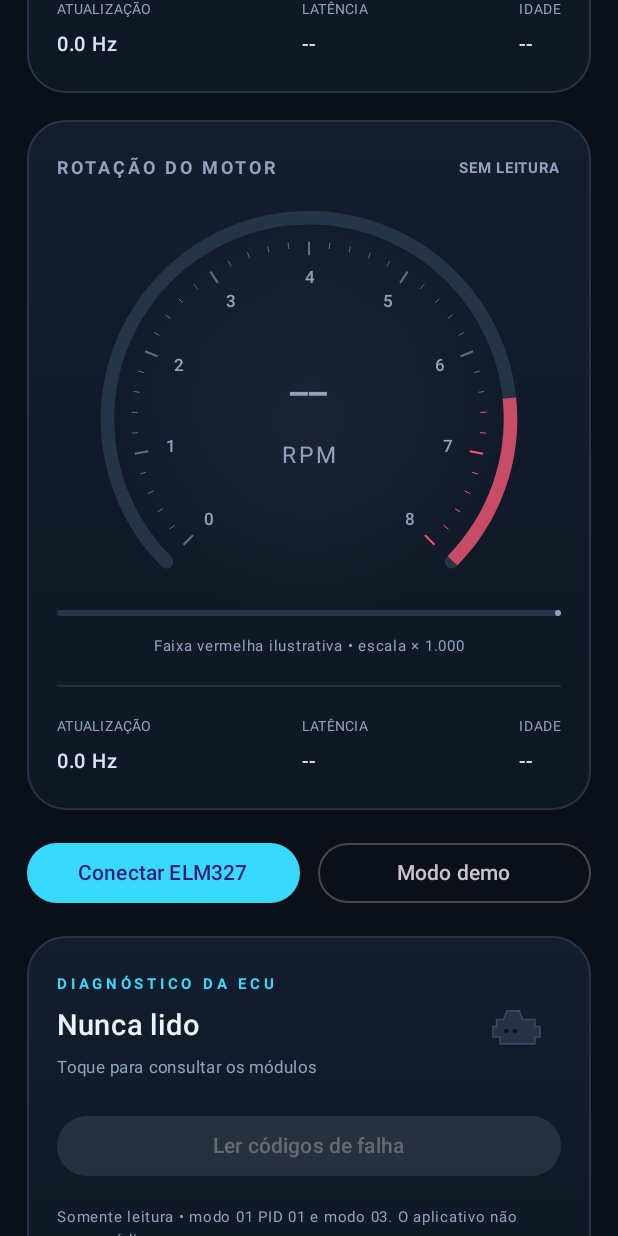
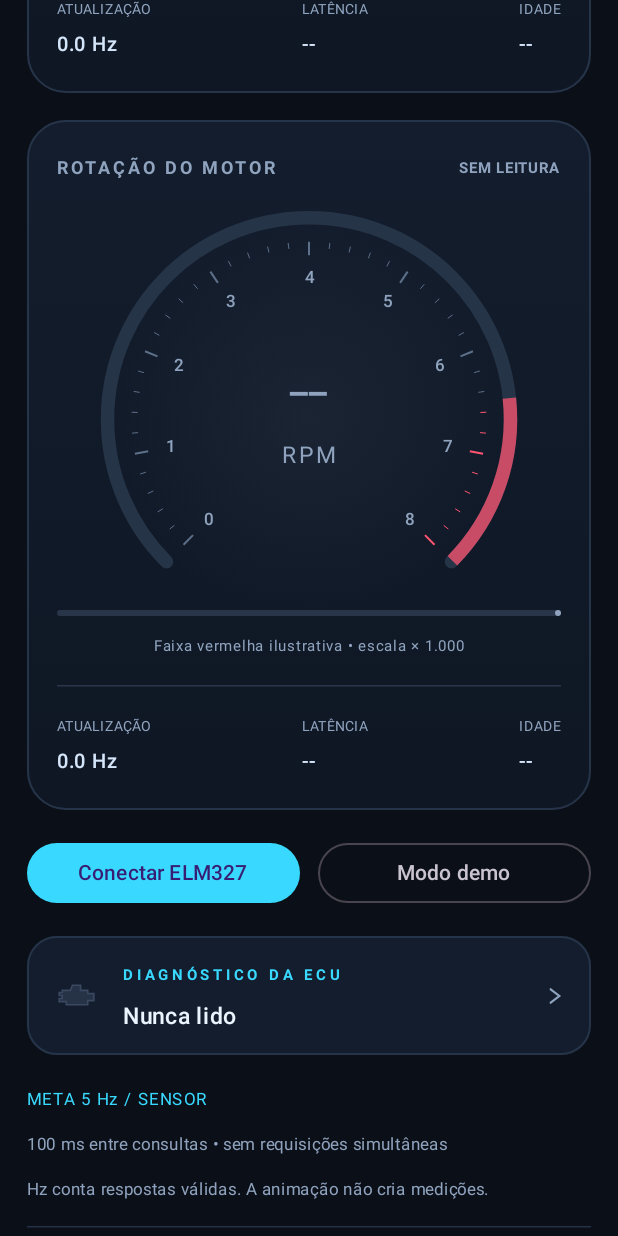
Before and after one commit to MateusMCG16/TrackerOBDMonitor, an Android app built with Jetpack Compose: the screen it shows after launch (MainActivity), scrolled down 576 dp, on a phone screen of 412 x 824 dp. Run offline under Robolectric (Android 15) with nearby library versions, the phone set to English and light mode, and no system bars.

Commit message:
Move o diagnóstico para tela própria e refaz o símbolo da MIL
O painel de falhas disputava espaço com os instrumentos e não tinha onde
explicar o que mostra. No painel principal fica agora um cartão-resumo
clicável — lâmpada, estado numa linha, seta — e o conteúdo inteiro passa
a viver em DiagnosticsScreen, alcançada por ele e deixada pelo botão
voltar do Android (BackHandler) ou pelo atalho para os instrumentos.

A tela abriu espaço para o que o cartão não comportava:

- Legenda das letras P/C/B/U e a regra do segundo dígito (0 e 2 vêm da
  SAE, 1 vem do fabricante). Sem isso um P1631 sem descrição parece
  defeito do aplicativo em vez de lacuna conhecida da tabela.
- O que a tela faz, nos termos dos modos que ela usa, e os quatro limites
  reais: escopo de emissões, lista sem atribuição de módulo, códigos de
  fabricante sem descrição e a ausência do modo 04.
- Aviso quando não há sessão ativa, em vez de um botão que só falharia.

O símbolo da luz de injeção foi redesenhado. Os dois furos que o desenho
anterior tinha no meio do bloco liam como olhos no tamanho real e o ícone
virava um rosto; saíram, e entraram as aletas na lateral esquerda e o
coletor na direita. O glifo continua desenhado em Path, sem dependência
de ícones. MilLamp ganhou tamanho variável para servir ao cartão-resumo,
com o parâmetro nomeado diameter: size sombreava o size do DrawScope.

Verificado no aparelho em modo demo: ida e volta entre as telas, leitura
simulada com os três códigos e o caso sem descrição, e o botão voltar
saindo da tela e depois do aplicativo. 60 testes aprovados, assembleDebug
e lintDebug sem erros, lint nos mesmos 2 avisos de versão. A leitura real
no veículo continua pendente.

Co-Authored-By: Claude Opus 5 <noreply@anthropic.com>

```diff
--- a/app/src/main/java/br/com/tracker/obd/MainActivity.kt
+++ b/app/src/main/java/br/com/tracker/obd/MainActivity.kt
@@ -9,6 +9,7 @@ import android.provider.Settings
 import android.view.WindowManager
 import androidx.activity.SystemBarStyle
 import androidx.activity.ComponentActivity
+import androidx.activity.compose.BackHandler
 import androidx.activity.compose.setContent
 import androidx.activity.compose.rememberLauncherForActivityResult
 import androidx.activity.enableEdgeToEdge
@@ -38,6 +39,7 @@ class MainActivity : ComponentActivity() {
                 val devices by model.devices.collectAsStateWithLifecycle()
                 val error by model.deviceError.collectAsStateWithLifecycle()
                 var showConnection by remember { mutableStateOf(false) }
+                var showDiagnostics by remember { mutableStateOf(false) }
                 val context = LocalContext.current
                 val permission = rememberLauncherForActivityResult(ActivityResultContracts.RequestPermission()) { granted ->
                     if (granted) model.refreshDevices() else model.permissionDenied()
@@ -53,10 +55,13 @@ class MainActivity : ComponentActivity() {
                     else window.clearFlags(WindowManager.LayoutParams.FLAG_KEEP_SCREEN_ON)
                     onDispose { window.clearFlags(WindowManager.LayoutParams.FLAG_KEEP_SCREEN_ON) }
                 }
+                BackHandler(enabled = showDiagnostics) { showDiagnostics = false }
                 Surface {
-                    DashboardScreen(state, link, onConnect = { showConnection = true; refresh() },
+                    if (showDiagnostics)
+                        DiagnosticsScreen(state, onRead = model::readDtc, onBack = { showDiagnostics = false })
+                    else DashboardScreen(state, link, onConnect = { showConnection = true; refresh() },
                         onDemo = model::demo, onDisconnect = model::disconnect,
-                        onReadDtc = model::readDtc)
+                        onOpenDiagnostics = { showDiagnostics = true })
                     if (showConnection) ConnectionScreen(devices, error,
                         onSelect = { showConnection = false; model.connect(it) }, onRefresh = refresh,
                         onSettings = { context.startActivity(Intent(Settings.ACTION_BLUETOOTH_SETTINGS)) },
--- a/app/src/main/java/br/com/tracker/obd/ui/DashboardScreen.kt
+++ b/app/src/main/java/br/com/tracker/obd/ui/DashboardScreen.kt
@@ -16,7 +16,7 @@ import br.com.tracker.obd.bluetooth.BluetoothLink
 import br.com.tracker.obd.ui.components.*
 import br.com.tracker.obd.ui.theme.*
 
-@Composable fun DashboardScreen(state: MonitorState, link: BluetoothLink, onConnect: () -> Unit, onDemo: () -> Unit, onDisconnect: () -> Unit, onReadDtc: () -> Unit) {
+@Composable fun DashboardScreen(state: MonitorState, link: BluetoothLink, onConnect: () -> Unit, onDemo: () -> Unit, onDisconnect: () -> Unit, onOpenDiagnostics: () -> Unit) {
     val active = state.phase !in setOf(ConnectionPhase.DISCONNECTED, ConnectionPhase.ERROR)
     val live = state.phase in setOf(ConnectionPhase.RECEIVING, ConnectionPhase.WAITING, ConnectionPhase.DEMO)
     val t = state.telemetry
@@ -55,7 +55,7 @@ import br.com.tracker.obd.ui.theme.*
                     OutlinedButton(onClick = onDemo, modifier = Modifier.weight(1f)) { Text("Modo demo") }
                 }
             }
-            DtcPanel(state.dtc, t.nowMs, live, onReadDtc, Modifier.fillMaxWidth())
+            DtcSummaryCard(state.dtc, onOpenDiagnostics, Modifier.fillMaxWidth())
             Column(verticalArrangement = Arrangement.spacedBy(6.dp)) {
                 Text("META 5 Hz / SENSOR", color = Cyan, fontSize = 11.sp, letterSpacing = 1.sp)
                 Text("${t.slotMs} ms entre consultas • sem requisições simultâneas", color = Muted, fontSize = 11.sp)
--- a/app/src/main/java/br/com/tracker/obd/ui/components/DtcPanel.kt
+++ b/app/src/main/java/br/com/tracker/obd/ui/components/DtcPanel.kt
@@ -6,6 +6,7 @@ import androidx.compose.animation.expandVertically
 import androidx.compose.animation.fadeIn
 import androidx.compose.animation.fadeOut
 import androidx.compose.animation.shrinkVertically
+import androidx.compose.foundation.BorderStroke
 import androidx.compose.foundation.Canvas
 import androidx.compose.foundation.background
 import androidx.compose.foundation.border
@@ -22,6 +23,7 @@ import androidx.compose.ui.semantics.clearAndSetSemantics
 import androidx.compose.ui.semantics.contentDescription
 import androidx.compose.ui.text.font.FontFamily
 import androidx.compose.ui.text.font.FontWeight
+import androidx.compose.ui.unit.Dp
 import androidx.compose.ui.unit.dp
 import androidx.compose.ui.unit.sp
 import br.com.tracker.obd.data.*
@@ -38,7 +40,7 @@ import java.util.Locale
 
         Row(Modifier.fillMaxWidth(), verticalAlignment = Alignment.CenterVertically) {
             Column(Modifier.weight(1f), verticalArrangement = Arrangement.spacedBy(4.dp)) {
-                Text("DIAGNÓSTICO DA ECU", color = Cyan, fontSize = 10.sp, letterSpacing = 2.5.sp,
+                Text("ESTADO ATUAL", color = Cyan, fontSize = 10.sp, letterSpacing = 2.5.sp,
                     fontWeight = FontWeight.Bold)
                 Text(headline(report), color = Color(0xFFEAF4FF), fontSize = 19.sp, fontWeight = FontWeight.SemiBold)
                 Text(subtitle(report, nowMs), color = Muted, fontSize = 11.sp)
@@ -70,10 +72,36 @@ import java.util.Locale
                 Text("Lendo…")
             } else Text(if (report.phase == DtcPhase.NEVER) "Ler códigos de falha" else "Ler novamente")
         }
+    }
+}
 
-        Text("Somente leitura • modo 01 PID 01 e modo 03. O aplicativo não apaga códigos.\n" +
-            "Cobre falhas de emissões (motor e câmbio); ABS e airbag não aparecem aqui.",
-            color = Muted, fontSize = 10.sp, lineHeight = 15.sp)
+/** The dashboard's way in: enough to know whether the screen is worth opening. */
+@Composable fun DtcSummaryCard(report: DtcReport, onOpen: () -> Unit, modifier: Modifier = Modifier) {
+    val milOn = report.status?.milOn == true
+    Surface(onClick = onOpen, modifier = modifier, shape = RoundedCornerShape(20.dp),
+        color = Panel, border = BorderStroke(1.dp, if (milOn) Warning.copy(alpha = 0.45f) else Color(0xFF263449))) {
+        Row(Modifier.padding(horizontal = 16.dp, vertical = 14.dp),
+            horizontalArrangement = Arrangement.spacedBy(14.dp), verticalAlignment = Alignment.CenterVertically) {
+            MilLamp(milOn, 34.dp)
+            Column(Modifier.weight(1f), verticalArrangement = Arrangement.spacedBy(3.dp)) {
+                Text("DIAGNÓSTICO DA ECU", color = Cyan, fontSize = 10.sp, letterSpacing = 2.5.sp,
+                    fontWeight = FontWeight.Bold)
+                Text(headline(report), color = Color(0xFFEAF4FF), fontSize = 15.sp, fontWeight = FontWeight.SemiBold)
+            }
+            Chevron()
+        }
+    }
+}
+
+/** Drawn rather than imported: the project ships no icon dependency. */
+@Composable private fun Chevron() {
+    Canvas(Modifier.size(16.dp)) {
+        val path = Path().apply {
+            moveTo(size.width * 0.32f, size.height * 0.22f)
+            lineTo(size.width * 0.68f, size.height * 0.5f)
+            lineTo(size.width * 0.32f, size.height * 0.78f)
+        }
+        drawPath(path, Muted, style = Stroke(2.2f, cap = StrokeCap.Round))
     }
 }
 
@@ -113,12 +141,12 @@ private fun subtitle(report: DtcReport, nowMs: Long): String {
 }
 
 /** The ISO malfunction indicator glyph, drawn so the panel needs no bitmap asset. */
-@Composable private fun MilLamp(on: Boolean) {
+@Composable private fun MilLamp(on: Boolean, diameter: Dp = 58.dp) {
     val pulse = rememberInfiniteTransition(label = "mil")
     val glow by pulse.animateFloat(0.30f, 0.70f,
         infiniteRepeatable(tween(1400, easing = FastOutSlowInEasing), RepeatMode.Reverse), label = "glow")
     val color = if (on) Warning else Color(0xFF3A4860)
-    Box(Modifier.size(58.dp).clearAndSetSemantics {
+    Box(Modifier.size(diameter).clearAndSetSemantics {
         contentDescription = if (on) "Luz de injeção acesa" else "Luz de injeção apagada"
     }, contentAlignment = Alignment.Center) {
         Canvas(Modifier.fillMaxSize()) {
@@ -127,30 +155,34 @@ private fun subtitle(report: DtcReport, nowMs: Long): String {
             if (on) drawCircle(Brush.radialGradient(
                 listOf(Warning.copy(alpha = glow * 0.5f), Color.Transparent), Offset(w / 2, h / 2), w / 2),
                 w / 2, Offset(w / 2, h / 2))
+            // The engine block in profile: a raised cam cover on top, cooling fins on
+            // the left flank, the intake stub on the right. No dots inside — two of them
+            // read as eyes at this size and turn the whole glyph into a face.
             val body = Path().apply {
-                moveTo(w * 0.26f, h * 0.42f)
-                lineTo(w * 0.34f, h * 0.42f)
-                lineTo(w * 0.38f, h * 0.32f)
-                lineTo(w * 0.52f, h * 0.32f)
-                lineTo(w * 0.56f, h * 0.42f)
-                lineTo(w * 0.70f, h * 0.42f)
-                lineTo(w * 0.70f, h * 0.50f)
-                lineTo(w * 0.76f, h * 0.50f)
-                lineTo(w * 0.76f, h * 0.62f)
-                lineTo(w * 0.70f, h * 0.62f)
-                lineTo(w * 0.70f, h * 0.70f)
-                lineTo(w * 0.30f, h * 0.70f)
+                moveTo(w * 0.22f, h * 0.40f)
+                lineTo(w * 0.38f, h * 0.40f)
+                lineTo(w * 0.42f, h * 0.30f)
+                lineTo(w * 0.58f, h * 0.30f)
+                lineTo(w * 0.58f, h * 0.40f)
+                lineTo(w * 0.72f, h * 0.40f)
+                lineTo(w * 0.72f, h * 0.46f)
+                lineTo(w * 0.84f, h * 0.46f)
+                lineTo(w * 0.84f, h * 0.60f)
+                lineTo(w * 0.72f, h * 0.60f)
+                lineTo(w * 0.72f, h * 0.68f)
+                lineTo(w * 0.30f, h * 0.68f)
                 lineTo(w * 0.30f, h * 0.62f)
-                lineTo(w * 0.22f, h * 0.62f)
+                lineTo(w * 0.16f, h * 0.62f)
+                lineTo(w * 0.16f, h * 0.56f)
+                lineTo(w * 0.22f, h * 0.56f)
                 lineTo(w * 0.22f, h * 0.50f)
-                lineTo(w * 0.26f, h * 0.50f)
+                lineTo(w * 0.16f, h * 0.50f)
+                lineTo(w * 0.16f, h * 0.44f)
+                lineTo(w * 0.22f, h * 0.44f)
                 close()
             }
             drawPath(body, color.copy(alpha = if (on) 0.9f else 0.5f))
             drawPath(body, color, style = Stroke(1.6f))
-            // The two bolts the symbol carries on its left flank.
-            drawCircle(Graphite, w * 0.025f, Offset(w * 0.37f, h * 0.55f))
-            drawCircle(Graphite, w * 0.025f, Offset(w * 0.47f, h * 0.55f))
         }
     }
 }
```
Also changed, not shown: app/src/main/java/br/com/tracker/obd/ui/DiagnosticsScreen.kt (added, +128 -0 lines).
